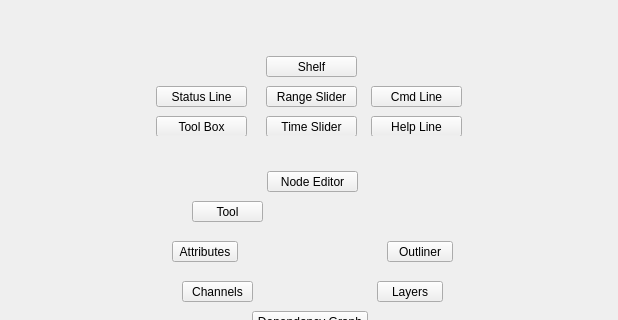
First picture: the form in tentacle/ui/editors#startmenu.ui, repository m3trik/tentacle, before the edit; both pictures show x 0 to 618 and y 0 to 320 of the 618 by 503 pixel window.
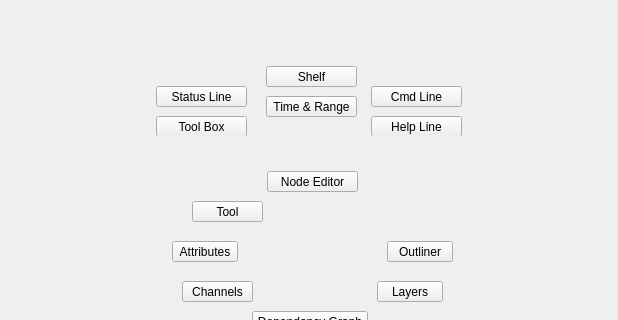
Second picture: the form after the edit. Custom widgets are drawn as their Qt base class.

```diff
--- a/tentacle/ui/editors#startmenu.ui
+++ b/tentacle/ui/editors#startmenu.ui
@@ -109,39 +109,11 @@
               <string>Status Line</string>
              </property>
             </widget>
-            <widget class="QPushButton" name="b010">
-             <property name="geometry">
-              <rect>
-               <x>110</x>
-               <y>30</y>
-               <width>91</width>
-               <height>21</height>
-              </rect>
-             </property>
-             <property name="minimumSize">
-              <size>
-               <width>0</width>
-               <height>21</height>
-              </size>
-             </property>
-             <property name="maximumSize">
-              <size>
-               <width>16777215</width>
-               <height>21</height>
-              </size>
-             </property>
-             <property name="whatsThis">
-              <string>dynLayout</string>
-             </property>
-             <property name="text">
-              <string>Range Slider</string>
-             </property>
-            </widget>
             <widget class="QPushButton" name="b009">
              <property name="geometry">
               <rect>
                <x>110</x>
-               <y>60</y>
+               <y>40</y>
                <width>91</width>
                <height>21</height>
               </rect>
@@ -162,14 +134,14 @@
               <string>dynLayout</string>
              </property>
              <property name="text">
-              <string>Time Slider</string>
+              <string>Time &amp;&amp; Range</string>
              </property>
             </widget>
             <widget class="QPushButton" name="b008">
              <property name="geometry">
               <rect>
                <x>110</x>
-               <y>0</y>
+               <y>10</y>
                <width>91</width>
                <height>21</height>
               </rect>
```
